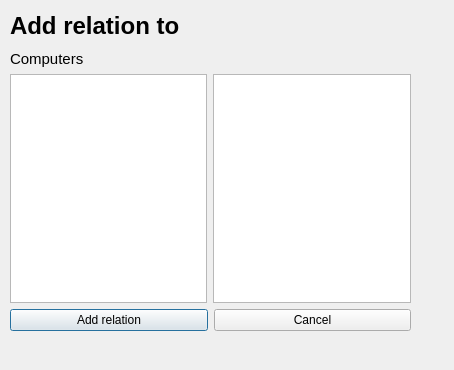
Njallzzz/Skilaverkefni, file skilaverkefni3/ui/personaddrelation.ui: the form before one commit.
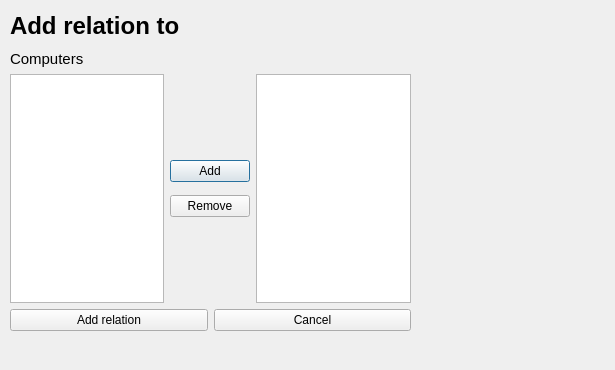
The form after the commit.

```diff
--- a/skilaverkefni3/ui/personaddrelation.ui
+++ b/skilaverkefni3/ui/personaddrelation.ui
@@ -6,7 +6,7 @@
    <rect>
     <x>0</x>
     <y>0</y>
-    <width>454</width>
+    <width>615</width>
     <height>370</height>
    </rect>
   </property>
@@ -41,7 +41,58 @@
        <widget class="QTableView" name="computer_list"/>
       </item>
       <item>
-       <widget class="QTableView" name="computer_list_2"/>
+       <layout class="QVBoxLayout" name="verticalLayout_2">
+        <item>
+         <spacer name="verticalSpacer">
+          <property name="orientation">
+           <enum>Qt::Vertical</enum>
+          </property>
+          <property name="sizeHint" stdset="0">
+           <size>
+            <width>20</width>
+            <height>40</height>
+           </size>
+          </property>
+         </spacer>
+        </item>
+        <item>
+         <widget class="QPushButton" name="pushButton_add_relation_2">
+          <property name="text">
+           <string>Add</string>
+          </property>
+         </widget>
+        </item>
+        <item>
+         <spacer name="verticalSpacer_3">
+          <property name="orientation">
+           <enum>Qt::Vertical</enum>
+          </property>
+         </spacer>
+        </item>
+        <item>
+         <widget class="QPushButton" name="pushButton_remove_relation">
+          <property name="text">
+           <string>Remove</string>
+          </property>
+         </widget>
+        </item>
+        <item>
+         <spacer name="verticalSpacer_2">
+          <property name="orientation">
+           <enum>Qt::Vertical</enum>
+          </property>
+          <property name="sizeHint" stdset="0">
+           <size>
+            <width>20</width>
+            <height>40</height>
+           </size>
+          </property>
+         </spacer>
+        </item>
+       </layout>
+      </item>
+      <item>
+       <widget class="QTableView" name="computer_list_related"/>
       </item>
      </layout>
     </item>
```
